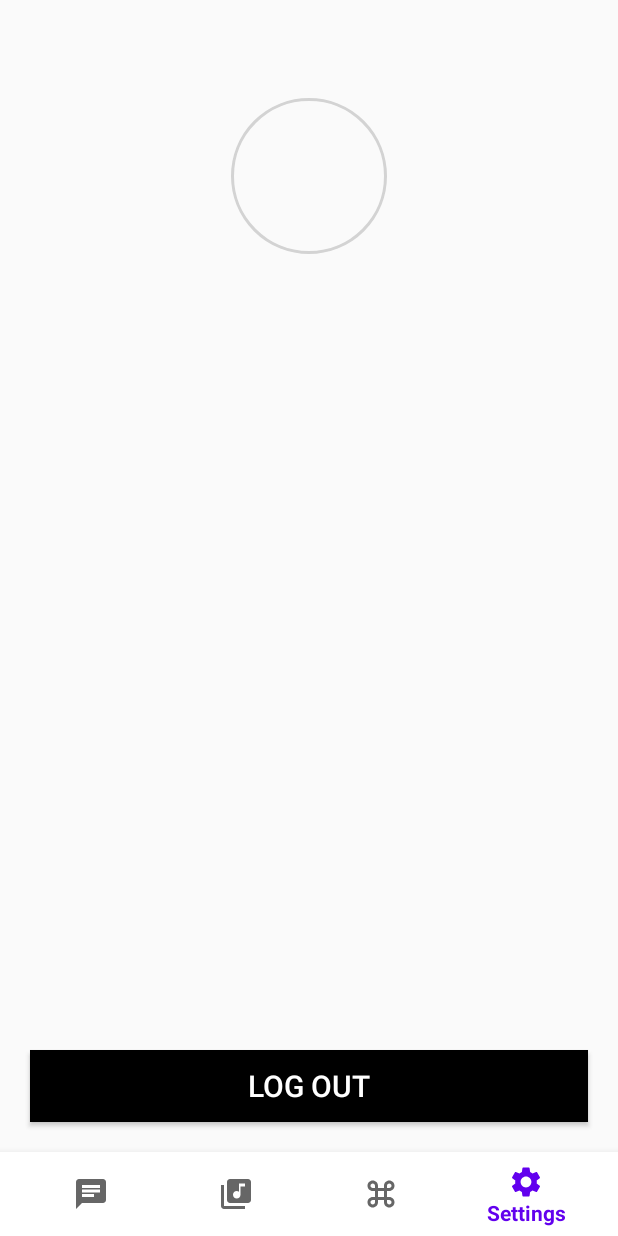
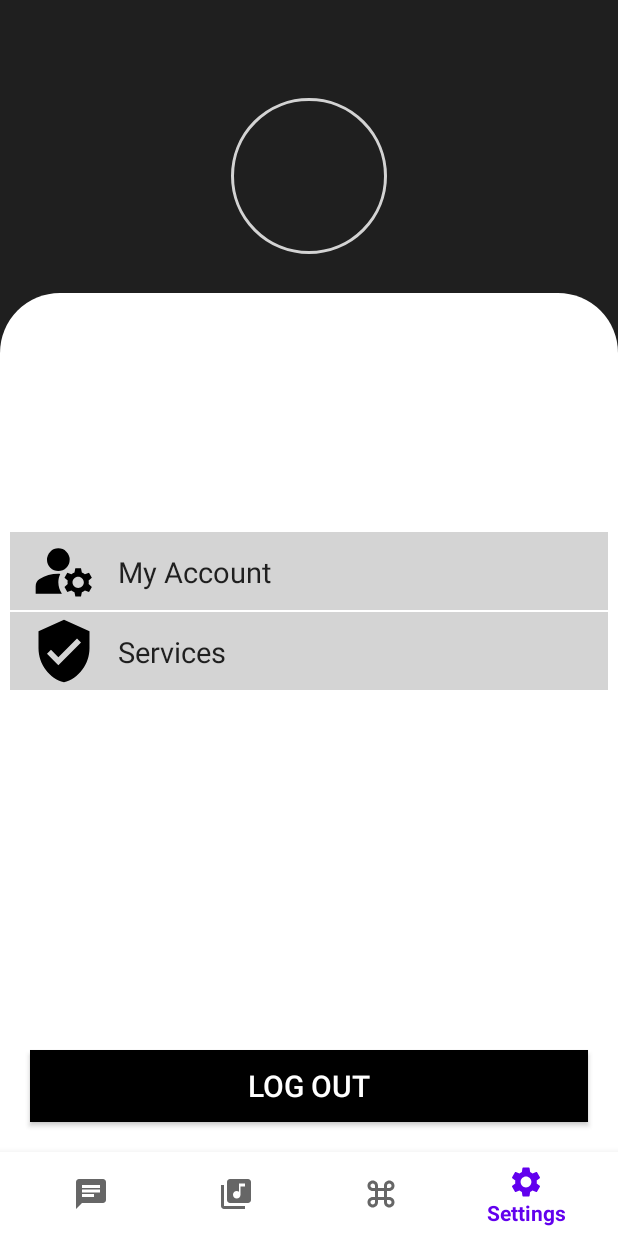
Before and after one commit to AlbertQWJ/AndroidLearning, an Android app: the screen it shows after launch once a user with an empty profile is signed in (MainActivity), item 4 of the bottom bar chosen, on a phone screen of 412 x 824 dp. Run offline under Robolectric (Android 15) with nearby library versions, the phone set to English and light mode, and no system bars; our stand-ins replace Firebase (no records; nobody signed in at launch, a user with empty details on screens opened directly), sdp/ssp sizes; libraries missing offline, so code that uses them is left out: com.makeramen.roundedimageview; plain views replace RoundedImageView; 3 statements that could not run were skipped.

Commit message:
Complete the Setting Fragment.

```diff
--- /dev/null
+++ b/app/src/main/res/drawable/ic_baseline_manage_accounts_24.xml
@@ -0,0 +1,7 @@
+<vector android:height="24dp" android:tint="#000000"
+    android:viewportHeight="24" android:viewportWidth="24"
+    android:width="24dp" xmlns:android="http://schemas.android.com/apk/res/android">
+    <path android:fillColor="@android:color/white" android:pathData="M10,8m-4,0a4,4 0,1 1,8 0a4,4 0,1 1,-8 0"/>
+    <path android:fillColor="@android:color/white" android:pathData="M10.67,13.02C10.45,13.01 10.23,13 10,13c-2.42,0 -4.68,0.67 -6.61,1.82C2.51,15.34 2,16.32 2,17.35V20h9.26C10.47,18.87 10,17.49 10,16C10,14.93 10.25,13.93 10.67,13.02z"/>
+    <path android:fillColor="@android:color/white" android:pathData="M20.75,16c0,-0.22 -0.03,-0.42 -0.06,-0.63l1.14,-1.01l-1,-1.73l-1.45,0.49c-0.32,-0.27 -0.68,-0.48 -1.08,-0.63L18,11h-2l-0.3,1.49c-0.4,0.15 -0.76,0.36 -1.08,0.63l-1.45,-0.49l-1,1.73l1.14,1.01c-0.03,0.21 -0.06,0.41 -0.06,0.63s0.03,0.42 0.06,0.63l-1.14,1.01l1,1.73l1.45,-0.49c0.32,0.27 0.68,0.48 1.08,0.63L16,21h2l0.3,-1.49c0.4,-0.15 0.76,-0.36 1.08,-0.63l1.45,0.49l1,-1.73l-1.14,-1.01C20.72,16.42 20.75,16.22 20.75,16zM17,18c-1.1,0 -2,-0.9 -2,-2s0.9,-2 2,-2s2,0.9 2,2S18.1,18 17,18z"/>
+</vector>
--- /dev/null
+++ b/app/src/main/res/drawable/ic_baseline_verified_user_24.xml
@@ -0,0 +1,5 @@
+<vector android:height="24dp" android:tint="#000000"
+    android:viewportHeight="24" android:viewportWidth="24"
+    android:width="24dp" xmlns:android="http://schemas.android.com/apk/res/android">
+    <path android:fillColor="@android:color/white" android:pathData="M12,1L3,5v6c0,5.55 3.84,10.74 9,12 5.16,-1.26 9,-6.45 9,-12L21,5l-9,-4zM10,17l-4,-4 1.41,-1.41L10,14.17l6.59,-6.59L18,9l-8,8z"/>
+</vector>
--- a/app/src/main/res/layout/fragment_settings.xml
+++ b/app/src/main/res/layout/fragment_settings.xml
@@ -4,7 +4,8 @@
     xmlns:tools="http://schemas.android.com/tools"
     android:layout_width="match_parent"
     android:layout_height="match_parent"
-    tools:context=".SettingsFragment">
+    tools:context=".SettingsFragment"
+    android:background="@color/theme_grey">
 
     <com.makeramen.roundedimageview.RoundedImageView
         android:id="@+id/imageProfile"
@@ -18,18 +19,31 @@
         app:layout_constraintTop_toTopOf="parent"
         android:layout_marginTop="@dimen/_50sdp"/>
 
+    <androidx.constraintlayout.widget.ConstraintLayout
+        android:id="@+id/settingConstrainLayout"
+        android:layout_width="match_parent"
+        android:layout_height="0dp"
+        android:background="@drawable/login_textview"
+        app:layout_constraintBottom_toBottomOf="parent"
+        app:layout_constraintEnd_toEndOf="parent"
+        app:layout_constraintStart_toStartOf="parent"
+        app:layout_constraintTop_toBottomOf="@+id/imageProfile"
+        android:layout_marginTop="@dimen/_20sdp">
+
         <TextView
             android:id="@+id/textName"
-        android:layout_width="0dp"
+            android:layout_width="wrap_content"
             android:layout_height="wrap_content"
             android:gravity="center"
+            android:text="Name"
+            android:textSize="30dp"
+            android:textStyle="bold"
+            android:textColor="@color/theme_grey"
             app:layout_constraintBottom_toTopOf="@+id/settings_username"
             app:layout_constraintEnd_toEndOf="parent"
             app:layout_constraintStart_toStartOf="parent"
-        app:layout_constraintTop_toBottomOf="@+id/imageProfile"
-        android:text="Name"
-        android:textSize="20dp"
-        android:layout_marginTop="20dp"/>
+            app:layout_constraintTop_toTopOf="parent"
+            android:layout_marginTop="@dimen/_15sdp"/>
 
         <!-- TODO: Update blank fragment layout -->
         <TextView
@@ -40,8 +54,80 @@
             app:layout_constraintEnd_toEndOf="parent"
             app:layout_constraintStart_toStartOf="parent"
             app:layout_constraintTop_toBottomOf="@+id/textName"
-        android:layout_marginTop="@dimen/_20sdp"
+            android:layout_marginTop="@dimen/_5sdp"
             android:textSize="20dp"/>
+
+        <androidx.constraintlayout.widget.ConstraintLayout
+            android:id="@+id/settingConstrainLayout_my_account"
+            android:layout_width="match_parent"
+            android:layout_height="@dimen/_40sdp"
+            app:layout_constraintEnd_toEndOf="parent"
+            app:layout_constraintStart_toStartOf="parent"
+            app:layout_constraintTop_toBottomOf="@+id/settings_username"
+            android:layout_marginTop="@dimen/_50sdp"
+            android:layout_marginLeft="@dimen/_5sdp"
+            android:layout_marginRight="@dimen/_5sdp"
+            android:background="@color/setting_bar">
+
+            <ImageView
+                android:id="@+id/imageView"
+                android:layout_width="@dimen/_35sdp"
+                android:layout_height="@dimen/_35sdp"
+                android:layout_marginLeft="@dimen/_10sdp"
+                android:background="@drawable/ic_baseline_manage_accounts_24"
+                app:layout_constraintBottom_toBottomOf="parent"
+                app:layout_constraintStart_toStartOf="parent"
+                app:layout_constraintTop_toTopOf="parent" />
+
+            <TextView
+                android:layout_width="wrap_content"
+                android:layout_height="wrap_content"
+                android:text="My Account"
+                android:textSize="@dimen/_15sdp"
+                android:textColor="@color/theme_grey"
+                app:layout_constraintBottom_toBottomOf="parent"
+                app:layout_constraintStart_toEndOf="@+id/imageView"
+                app:layout_constraintTop_toTopOf="parent"
+                android:layout_marginLeft="@dimen/_10sdp"/>
+
+        </androidx.constraintlayout.widget.ConstraintLayout>
+
+        <androidx.constraintlayout.widget.ConstraintLayout
+            android:id="@+id/settingConstrainLayout_services"
+            android:layout_width="match_parent"
+            android:layout_height="@dimen/_40sdp"
+            app:layout_constraintEnd_toEndOf="parent"
+            app:layout_constraintStart_toStartOf="parent"
+            app:layout_constraintTop_toBottomOf="@+id/settingConstrainLayout_my_account"
+            android:layout_marginTop="@dimen/_1sdp"
+            android:layout_marginLeft="@dimen/_5sdp"
+            android:layout_marginRight="@dimen/_5sdp"
+            android:background="@color/setting_bar">
+
+            <ImageView
+                android:id="@+id/imageView1"
+                android:layout_width="@dimen/_35sdp"
+                android:layout_height="@dimen/_35sdp"
+                android:layout_marginLeft="@dimen/_10sdp"
+                android:background="@drawable/ic_baseline_verified_user_24"
+                app:layout_constraintBottom_toBottomOf="parent"
+                app:layout_constraintStart_toStartOf="parent"
+                app:layout_constraintTop_toTopOf="parent" />
+
+            <TextView
+                android:layout_width="wrap_content"
+                android:layout_height="wrap_content"
+                android:text="Services"
+                android:textSize="@dimen/_15sdp"
+                android:textColor="@color/theme_grey"
+                app:layout_constraintBottom_toBottomOf="parent"
+                app:layout_constraintStart_toEndOf="@+id/imageView1"
+                app:layout_constraintTop_toTopOf="parent"
+                android:layout_marginLeft="@dimen/_10sdp"/>
+
+        </androidx.constraintlayout.widget.ConstraintLayout>
+
+    </androidx.constraintlayout.widget.ConstraintLayout>
 
     <Button
         android:id="@+id/settings_logout"
--- a/app/src/main/res/values/colors.xml
+++ b/app/src/main/res/values/colors.xml
@@ -15,4 +15,5 @@
     <color name="primary_dark">#1E3957</color>
     <color name="primary_text">#212121</color>
     <color name="received_message_background">#2F487F</color>
+    <color name="setting_bar">#D4D4D4</color>
 </resources>
```
Lines whose indentation alone changed are shown as unchanged.
